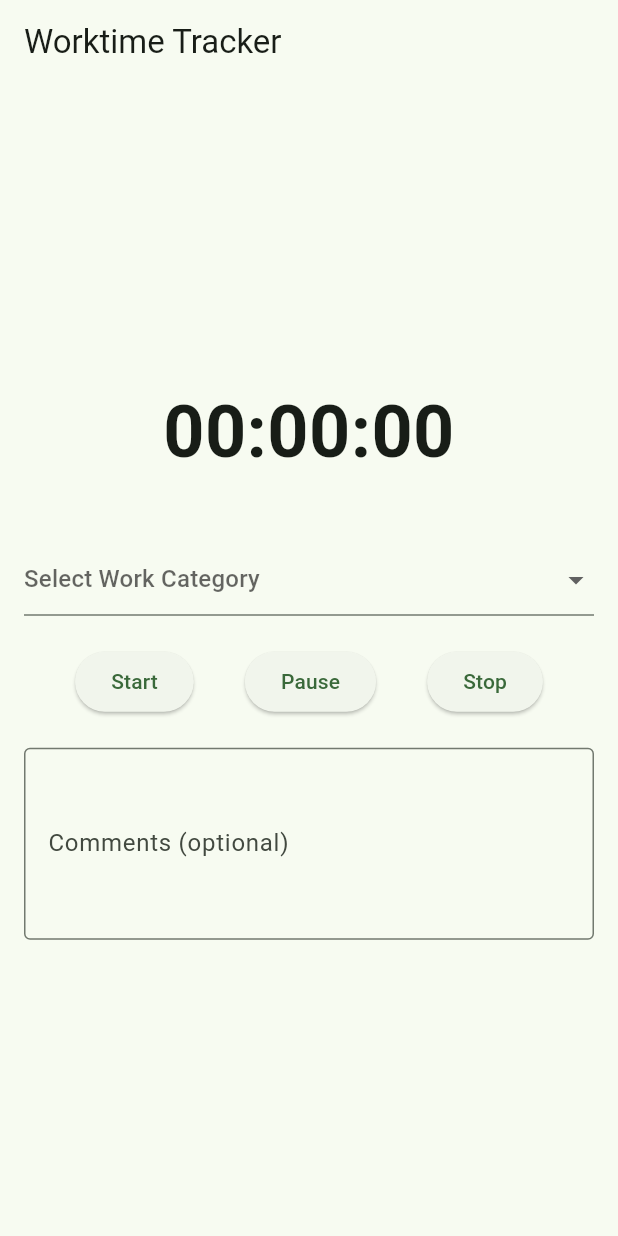
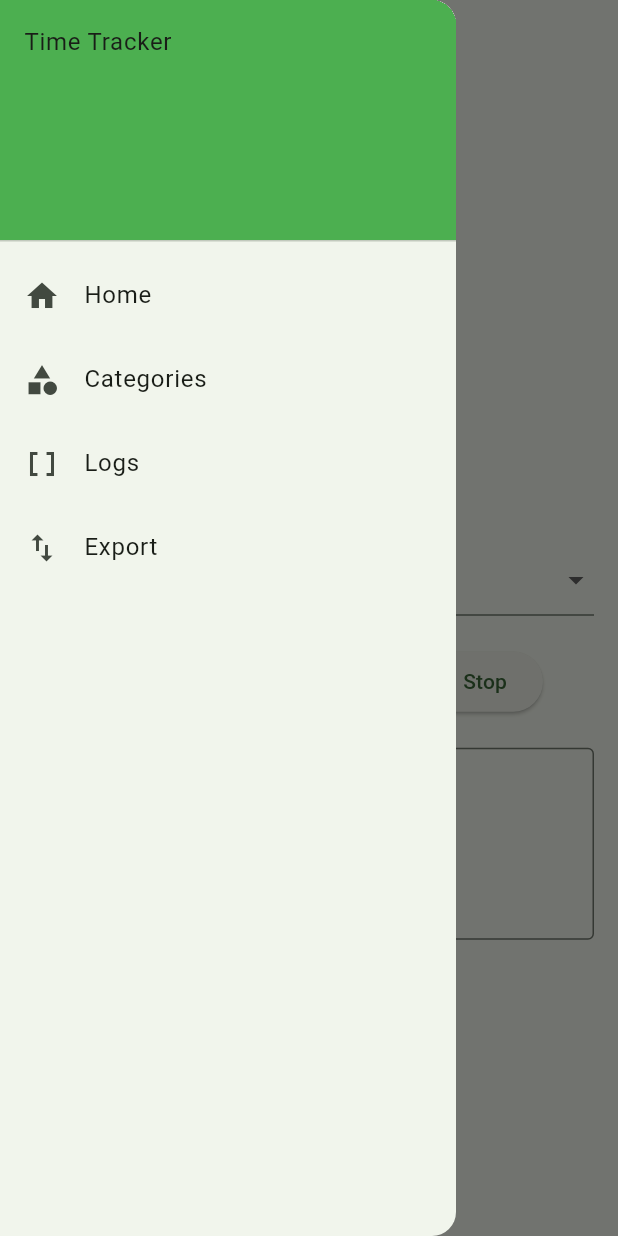
Before and after one commit to SarangChougs/time_tracker, a Flutter app: the screen it shows after launch, with the side drawer open (before the commit the screen has no drawer), on a phone screen of 412 x 824 dp. Run offline on Flutter 3.47's test engine with Material 3 defaults, Android fonts, the phone set to English and light mode, and no system bars; our stand-ins replace sqflite; missing offline and left inert: excel; accounts and stored records are empty.

Commit message:
added navigation

```diff
--- a/lib/main.dart
+++ b/lib/main.dart
@@ -29,7 +29,7 @@ class MyApp extends StatelessWidget {
         //
         // This works for code too, not just values: Most code changes can be
         // tested with just a hot reload.
-        colorScheme: ColorScheme.fromSeed(seedColor: const Color.fromARGB(255, 58, 183, 75)),
+        colorScheme: ColorScheme.fromSeed(seedColor: Colors.green),
         useMaterial3: true,
       ),
       home: HomeScreen(),
--- a/lib/screens/categories_screen.dart
+++ b/lib/screens/categories_screen.dart
@@ -1,16 +1,8 @@
 import 'package:flutter/material.dart';
 
-class Category {
-  final int id;
-  final String name;
+class CategoriesScreen extends StatefulWidget {
 
-  Category({required this.id, required this.name});
-}
-
-class CategoriesScreen extends StatefulWidget {
-  final List<Category> categories;
-
-  const CategoriesScreen({super.key, required this.categories});
+  const CategoriesScreen({super.key});
 
   @override
   CategoriesScreenState createState() => CategoriesScreenState();
--- a/lib/screens/export_screen.dart
+++ b/lib/screens/export_screen.dart
@@ -1,11 +1,13 @@
 import 'package:flutter/material.dart';
 
 class ExportScreen extends StatefulWidget {
+  const ExportScreen({super.key});
+
   @override
-  _ExportScreenState createState() => _ExportScreenState();
+  ExportScreenState createState() => ExportScreenState();
 }
 
-class _ExportScreenState extends State<ExportScreen> {
+class ExportScreenState extends State<ExportScreen> {
   DateTime selectedDate = DateTime.now();
 
   void _selectDate(BuildContext context) async {
--- a/lib/screens/home_screen.dart
+++ b/lib/screens/home_screen.dart
@@ -1,4 +1,7 @@
 import 'package:flutter/material.dart';
+import 'package:myapp/screens/categories_screen.dart';
+import 'package:myapp/screens/export_screen.dart';
+import 'package:myapp/screens/logs_screen.dart';
 
 class HomeScreen extends StatelessWidget {
   const HomeScreen({super.key});
@@ -9,6 +12,65 @@ class HomeScreen extends StatelessWidget {
       appBar: AppBar(
         title: Text('Worktime Tracker'),
       ),
+      drawer: Drawer(
+        child: ListView(
+          // Important: Remove any padding from the ListView.
+          padding: EdgeInsets.zero,
+          children: [
+            const DrawerHeader(
+              decoration: BoxDecoration(
+                color: Colors.green,
+              ),
+              child: Text('Time Tracker'),
+            ),
+            ListTile(
+              leading: Icon(
+                Icons.home,
+              ),
+              title: const Text('Home'),
+              onTap: () {
+                Navigator.pop(context);
+              },
+            ),
+            ListTile(
+              leading: Icon(
+                Icons.category,
+              ),
+              title: const Text('Categories'),
+              onTap: () {
+                Navigator.push(
+                  context,
+                  MaterialPageRoute(builder: (context) => CategoriesScreen()),
+                );
+              },
+            ),
+            ListTile(
+              leading: Icon(
+                Icons.data_array,
+              ),
+              title: const Text('Logs'),
+              onTap: () {
+                Navigator.push(
+                  context,
+                  MaterialPageRoute(builder: (context) => LogsScreen()),
+                );
+              },
+            ),
+            ListTile(
+              leading: Icon(
+                Icons.import_export,
+              ),
+              title: const Text('Export'),
+              onTap: () {
+                Navigator.push(
+                  context,
+                  MaterialPageRoute(builder: (context) => ExportScreen()),
+                );
+              },
+            ),
+          ],
+        ),
+      ),
       body: Padding(
         padding: const EdgeInsets.all(16.0),
         child: Column(
@@ -17,7 +79,7 @@ class HomeScreen extends StatelessWidget {
           children: [
             // Timer display
             Text(
-              '00:00:00',  // You'll replace this with the actual timer value
+              '00:00:00', // You'll replace this with the actual timer value
               textAlign: TextAlign.center,
               style: TextStyle(
                 fontSize: 48,
--- a/lib/screens/logs_screen.dart
+++ b/lib/screens/logs_screen.dart
@@ -15,6 +15,7 @@ class LogsScreen extends StatelessWidget {
       'comments': 'Team meeting to discuss project progress',
     },
   ];
+
 
   @override
   Widget build(BuildContext context) {
```
